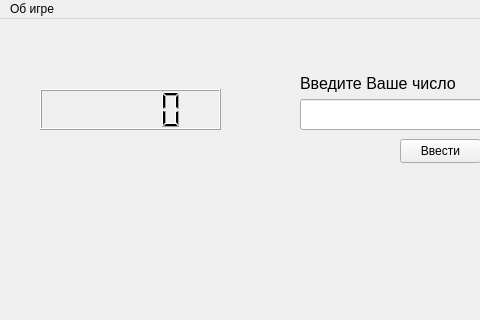
This is mainwindow.ui in Darndaru/Bulls_and_cows as Qt 5 draws it before an edit; both pictures show x 0 to 480 and y 0 to 320 of the 800 by 564 pixel window. The edited form follows.
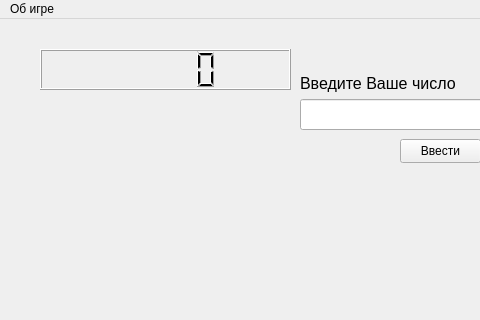
This is the edited form.

Commit message: window design is changed

The edit to the form file:
```diff
--- a/mainwindow.ui
+++ b/mainwindow.ui
@@ -126,20 +126,12 @@
       <height>41</height>
      </rect>
     </property>
-    <layout class="QVBoxLayout" name="user_player_2"/>
-   </widget>
+    <layout class="QVBoxLayout" name="user_player">
+     <item>
    <widget class="QLCDNumber" name="player_result">
     <property name="enabled">
      <bool>true</bool>
     </property>
-    <property name="geometry">
-     <rect>
-      <x>40</x>
-      <y>70</y>
-      <width>181</width>
-      <height>41</height>
-     </rect>
-    </property>
     <property name="tabletTracking">
      <bool>false</bool>
     </property>
@@ -155,6 +147,9 @@
     <property name="segmentStyle">
      <enum>QLCDNumber::Filled</enum>
     </property>
+      </widget>
+     </item>
+    </layout>
    </widget>
   </widget>
   <widget class="QMenuBar" name="menubar">
```
Left out of the diff: 5 changed lines with no effect on the pictures. Lines whose indentation alone changed are shown as unchanged.
